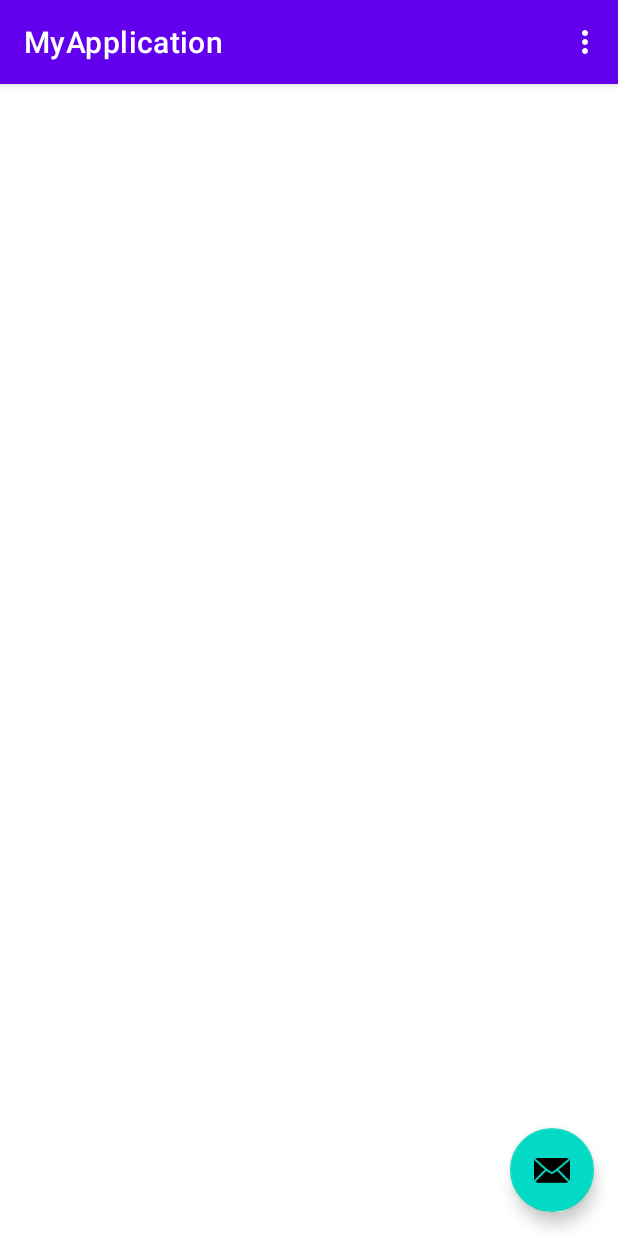
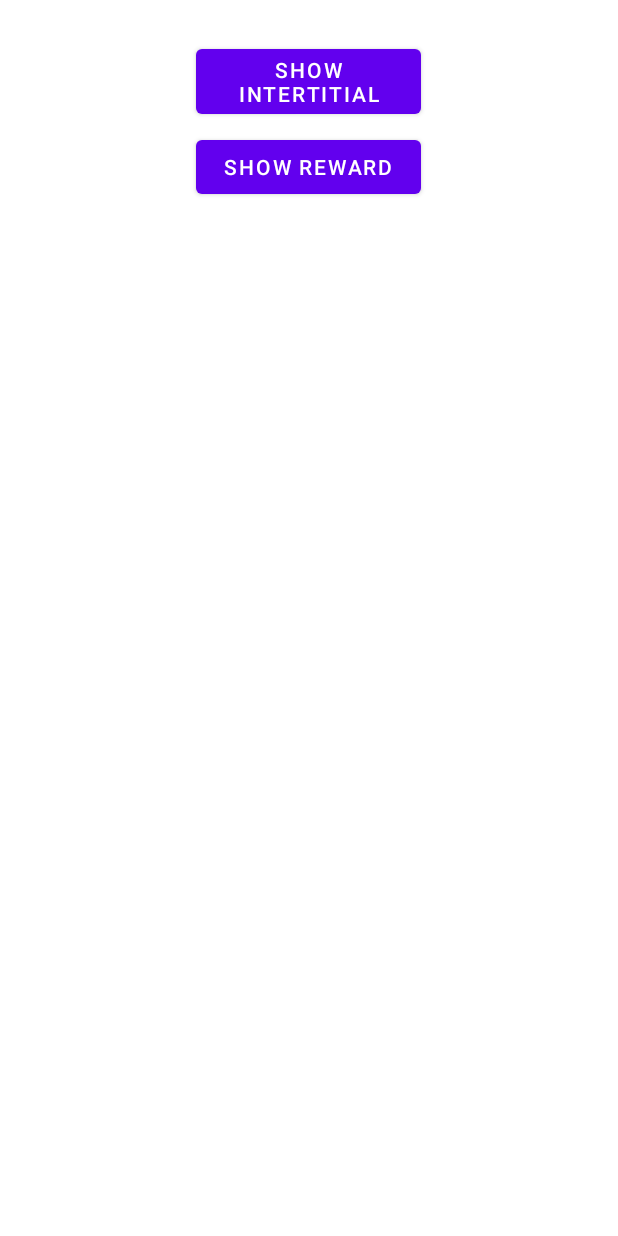
Before and after one commit to packetsnuke/andromultiads, an Android app: the screen it shows after launch (MainActivity), on a phone screen of 412 x 824 dp. Run offline under Robolectric (Android 15) with nearby library versions, the phone set to English and light mode, and no system bars; our stand-ins replace AdMob; libraries missing offline, so code that uses them is left out: com.applovin.adview, com.applovin.mediation, com.applovin.sdk, com.mopub.common, com.mopub.mobileads and 1 more; 8 statements that could not run were skipped.

Commit message:
Update Main Activity

```diff
--- a/app/src/main/java/com/androair/multiads/MainActivity.java
+++ b/app/src/main/java/com/androair/multiads/MainActivity.java
@@ -1,76 +1,74 @@
 package com.androair.multiads;
 
+import static com.androair.multiads.AdsSetting.HPK1;
+import static com.androair.multiads.AdsSetting.HPK2;
+import static com.androair.multiads.AdsSetting.HPK3;
+import static com.androair.multiads.AdsSetting.HPK4;
+import static com.androair.multiads.AdsSetting.HPK5;
+import static com.androair.multiads.AdsSetting.INITIALIZE_SDK;
+import static com.androair.multiads.AdsSetting.MAIN_ADS_BANNER;
+import static com.androair.multiads.AdsSetting.MAIN_ADS_REWARDS;
+import static com.androair.multiads.AdsSetting.NATIVE_ADS_ADMOB;
+import static com.androair.multiads.AdsSetting.SELECT_ADS;
+
 import android.os.Bundle;
-
-import com.google.android.material.snackbar.Snackbar;
+import android.view.View;
+import android.widget.FrameLayout;
+import android.widget.RelativeLayout;
+import android.widget.Toast;
 
 import androidx.appcompat.app.AppCompatActivity;
-
-import android.view.View;
-
-import androidx.navigation.NavController;
-import androidx.navigation.Navigation;
-import androidx.navigation.ui.AppBarConfiguration;
-import androidx.navigation.ui.NavigationUI;
-
-import com.androair.multiads.databinding.ActivityMainBinding;
-
-import android.view.Menu;
-import android.view.MenuItem;
+import com.androair.andromultiads.AndroAdsGDPR;
+import com.androair.andromultiads.AndroAdsOpenAds;
+import com.androair.andromultiads.AndroAdsBanner;
+import com.androair.andromultiads.AndroAdsInitialize;
+import com.androair.andromultiads.AndroAdsInterstitial;
+import com.androair.andromultiads.AndroAdsNative;
+import com.androair.andromultiads.AndroAdsReward;
 
 public class MainActivity extends AppCompatActivity {
-
-    private AppBarConfiguration appBarConfiguration;
-    private ActivityMainBinding binding;
 
     @Override
     protected void onCreate(Bundle savedInstanceState) {
         super.onCreate(savedInstanceState);
+        setContentView(R.layout.activity_main);
 
-        binding = ActivityMainBinding.inflate(getLayoutInflater());
-        setContentView(binding.getRoot());
-
-        setSupportActionBar(binding.toolbar);
-
-        NavController navController = Navigation.findNavController(this, R.id.nav_host_fragment_content_main);
-        appBarConfiguration = new AppBarConfiguration.Builder(navController.getGraph()).build();
-        NavigationUI.setupActionBarWithNavController(this, navController, appBarConfiguration);
-
-        binding.fab.setOnClickListener(new View.OnClickListener() {
-            @Override
-            public void onClick(View view) {
-                Snackbar.make(view, "Replace with your own action", Snackbar.LENGTH_LONG)
-                        .setAction("Action", null).show();
-            }
-        });
+        RelativeLayout layAds = findViewById(R.id.layAds);
+        FrameLayout nativeads = findViewById(R.id.laynative);
+        RelativeLayout layAdsmall = findViewById(R.id.laysAdsmall);
+        AndroAdsGDPR.loadGdpr(MainActivity.this,SELECT_ADS,true);
+        AndroAdsInitialize.SelectAds(MainActivity.this, AdsSetting.SELECT_ADS, INITIALIZE_SDK);
+        AndroAdsBanner.MediumBanner(MainActivity.this, layAds,AdsSetting.SELECT_ADS, AdsSetting.MAIN_ADS_BANNER,HPK1
+                ,HPK2,HPK3,HPK4,HPK5);
+        AndroAdsBanner.SmallBanner(MainActivity.this, layAdsmall,AdsSetting.SELECT_ADS, AdsSetting.MAIN_ADS_BANNER,HPK1
+                ,HPK2,HPK3,HPK4,HPK5);
+        AndroAdsInterstitial.LoadIntertitial(MainActivity.this, AdsSetting.SELECT_ADS, AdsSetting.MAIN_ADS_INTERTITIAL,HPK1
+                ,HPK2,HPK3,HPK4,HPK5 );
+        AndroAdsNative.SmallNativeAdmob(MainActivity.this,SELECT_ADS, AdsSetting.BACKUP_ADS, nativeads, NATIVE_ADS_ADMOB,MAIN_ADS_BANNER, HPK1
+                ,HPK2,HPK3,HPK4,HPK5);
+        AndroAdsReward.LoadReward(MainActivity.this, SELECT_ADS, MAIN_ADS_REWARDS );
+        AndroAdsOpenAds.ShowOpen(MainActivity.this);
     }
 
-    @Override
-    public boolean onCreateOptionsMenu(Menu menu) {
-        // Inflate the menu; this adds items to the action bar if it is present.
-        getMenuInflater().inflate(R.menu.menu_main, menu);
-        return true;
+    public void showads(View view){
+        AndroAdsInterstitial.ShowIntertitial(MainActivity.this,AdsSetting.SELECT_ADS,
+                AdsSetting.MAIN_ADS_INTERTITIAL, 0,HPK1
+                ,HPK2,HPK3,HPK4,HPK5);
+
     }
 
-    @Override
-    public boolean onOptionsItemSelected(MenuItem item) {
-        // Handle action bar item clicks here. The action bar will
-        // automatically handle clicks on the Home/Up button, so long
-        // as you specify a parent activity in AndroidManifest.xml.
-        int id = item.getItemId();
+    public void showreward(View view){
+        AndroAdsReward.ShowReward(MainActivity.this,SELECT_ADS,MAIN_ADS_REWARDS);
 
-        //noinspection SimplifiableIfStatement
-        if (id == R.id.action_settings) {
-            return true;
-        }
-
-        return super.onOptionsItemSelected(item);
     }
 
-    @Override
-    public boolean onSupportNavigateUp() {
-        NavController navController = Navigation.findNavController(this, R.id.nav_host_fragment_content_main);
-        return NavigationUI.navigateUp(navController, appBarConfiguration)
-                || super.onSupportNavigateUp();
+    public void onResume(){
+        super.onResume();
+        if (AndroAdsReward.unlockreward){
+            Toast.makeText(getApplicationContext(), "Success", Toast.LENGTH_LONG).show();
+
+        } else {
+            Toast.makeText(getApplicationContext(), "Failed", Toast.LENGTH_LONG).show();
+        }
     }
 }
--- a/app/src/main/res/layout/activity_main.xml
+++ b/app/src/main/res/layout/activity_main.xml
@@ -1,34 +1,67 @@
 <?xml version="1.0" encoding="utf-8"?>
-<androidx.coordinatorlayout.widget.CoordinatorLayout xmlns:android="http://schemas.android.com/apk/res/android"
+<RelativeLayout xmlns:android="http://schemas.android.com/apk/res/android"
     xmlns:app="http://schemas.android.com/apk/res-auto"
     xmlns:tools="http://schemas.android.com/tools"
     android:layout_width="match_parent"
     android:layout_height="match_parent"
     tools:context=".MainActivity">
 
-    <com.google.android.material.appbar.AppBarLayout
+
+    <LinearLayout
         android:layout_width="match_parent"
-        android:layout_height="wrap_content"
-        android:theme="@style/Theme.MyApplication.AppBarOverlay">
+        android:layout_height="match_parent"
+        android:orientation="vertical">
 
-        <androidx.appcompat.widget.Toolbar
-            android:id="@+id/toolbar"
+        <FrameLayout
+            android:id="@+id/laynative"
             android:layout_width="match_parent"
-            android:layout_height="?attr/actionBarSize"
-            android:background="?attr/colorPrimary"
-            app:popupTheme="@style/Theme.MyApplication.PopupOverlay" />
+            android:layout_height="wrap_content"
+            android:layout_marginTop="5dp"
+            android:layout_marginBottom="5dp">
 
-    </com.google.android.material.appbar.AppBarLayout>
+        </FrameLayout>
 
-    <include layout="@layout/content_main" />
+        <RelativeLayout
+            android:id="@+id/layAds"
+            android:layout_width="wrap_content"
+            android:layout_height="wrap_content"
+            android:layout_centerHorizontal="true"
+            android:layout_centerVertical="true"
+            android:layout_gravity="center"
+            android:layout_marginTop="5dp"
+            android:layout_marginBottom="5dp">
 
-    <com.google.android.material.floatingactionbutton.FloatingActionButton
-        android:id="@+id/fab"
-        android:layout_width="wrap_content"
-        android:layout_height="wrap_content"
-        android:layout_gravity="bottom|end"
-        android:layout_marginEnd="@dimen/fab_margin"
-        android:layout_marginBottom="16dp"
-        app:srcCompat="@android:drawable/ic_dialog_email" />
+        </RelativeLayout>
 
-</androidx.coordinatorlayout.widget.CoordinatorLayout>
+        <Button
+            android:id="@+id/button"
+            android:layout_width="150dp"
+            android:layout_height="wrap_content"
+            android:layout_centerHorizontal="true"
+            android:layout_centerVertical="true"
+            android:layout_gravity="center"
+            android:layout_marginTop="5dp"
+            android:layout_marginBottom="5dp"
+            android:onClick="showads"
+            android:text="Show Intertitial" />
+
+        <Button
+            android:layout_width="150dp"
+            android:layout_height="wrap_content"
+            android:layout_gravity="center"
+            android:onClick="showreward"
+            android:text="Show Reward" />
+
+        <RelativeLayout
+            android:id="@+id/laysAdsmall"
+            android:layout_width="wrap_content"
+            android:layout_height="wrap_content"
+            android:layout_gravity="center"
+            android:layout_marginTop="5dp"
+            android:layout_marginBottom="5dp">
+
+        </RelativeLayout>
+
+    </LinearLayout>
+
+</RelativeLayout>
```
